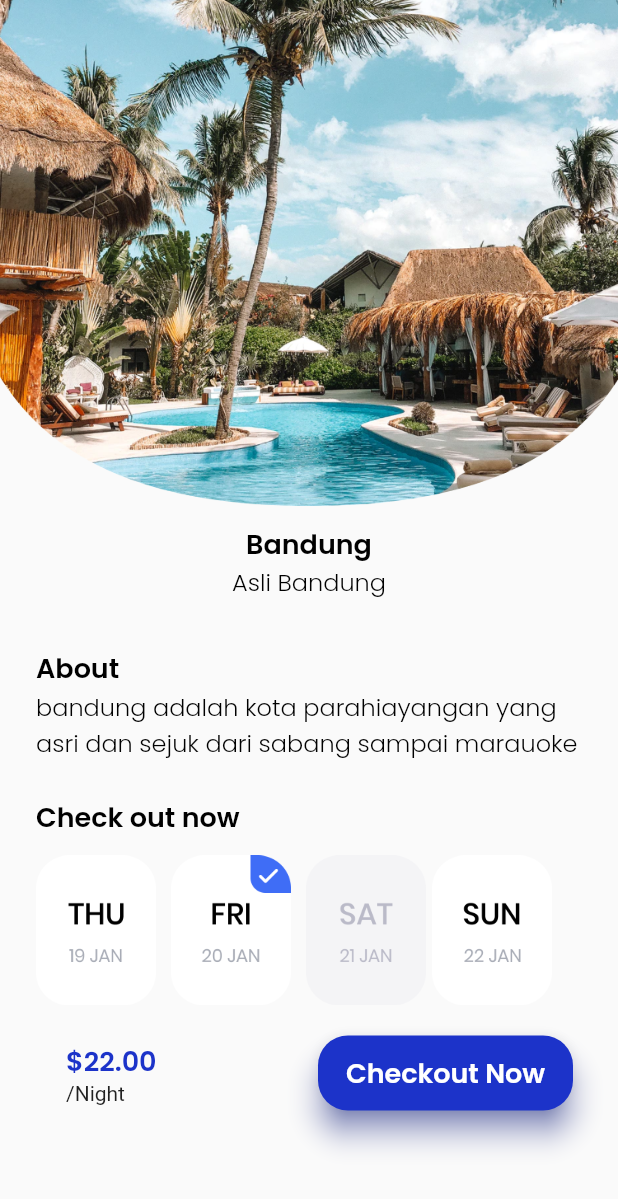
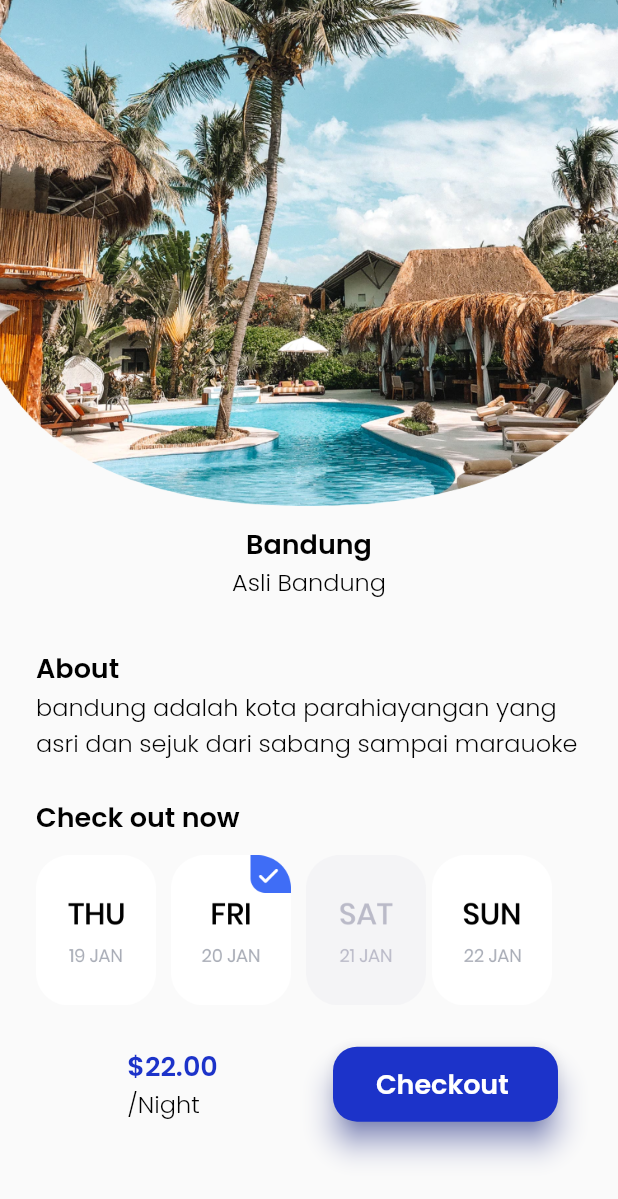
Before and after one commit to syahrizal-alisadikin/Flutter-SevenDays, a Flutter app: the screen it shows after launch, on a phone screen of 412 x 824 dp. Shown: the top 1199 px of the screen. Run offline on Flutter 3.47's test engine with Material 2 defaults, Android fonts, the phone set to English and light mode, and no system bars; our stand-ins replace google_fonts.

Commit message:
finish course flutter

```diff
--- a/lib/pages/random_two.dart
+++ b/lib/pages/random_two.dart
@@ -84,27 +84,78 @@ class RandomTwo extends StatelessWidget {
                   ],
                 ),
                 SizedBox(height: 20),
-                Padding(
-                  padding: const EdgeInsets.only(left: 20.0, right: 6),
-                  child: Row(
-                    mainAxisAlignment: MainAxisAlignment.spaceBetween,
-                    children: [
-                      Column(
+                // Padding(
+                //   padding: const EdgeInsets.only(left: 20.0, right: 6),
+                //   child: Row(
+                //     mainAxisAlignment: MainAxisAlignment.spaceBetween,
+                //     children: [
+                //       Column(
+                //         crossAxisAlignment: CrossAxisAlignment.start,
+                //         children: [
+                //           Text(
+                //             "\$22.00",
+                //             style: GoogleFonts.poppins(
+                //               color: Color.fromARGB(255, 28, 51, 201),
+                //               fontSize: 18,
+                //               fontWeight: FontWeight.w600,
+                //             ),
+                //           ),
+                //           Text("/Night"),
+                //         ],
+                //       ),
+                //       Container(
+                //         width: 170,
+                //         height: 50,
+                //         child: TextButton(
+                //           style: TextButton.styleFrom(
+                //             shadowColor: Color.fromARGB(255, 28, 51, 201),
+                //             elevation: 8,
+                //             backgroundColor: Color.fromARGB(255, 28, 51, 201),
+                //             shape: RoundedRectangleBorder(
+                //               borderRadius: BorderRadius.circular(20),
+                //             ),
+                //           ),
+                //           onPressed: () {},
+                //           child: Text(
+                //             "Checkout Now",
+                //             style: GoogleFonts.poppins(
+                //               color: Color(0xffffffff),
+                //               fontSize: 18,
+                //               fontWeight: FontWeight.w600,
+                //             ),
+                //           ),
+                //         ),
+                //       ),
+                //     ],
+                //   ),
+                // )
+                BottomNavigationBar(
+                  elevation: 0,
+                  type: BottomNavigationBarType.fixed,
+                  items: <BottomNavigationBarItem>[
+                    BottomNavigationBarItem(
+                      icon: Column(
                         crossAxisAlignment: CrossAxisAlignment.start,
                         children: [
-                          Text(
-                            "\$22.00",
+                          Text("\$22.00",
                               style: GoogleFonts.poppins(
                                 color: Color.fromARGB(255, 28, 51, 201),
                                 fontSize: 18,
                                 fontWeight: FontWeight.w600,
-                            ),
-                          ),
-                          Text("/Night"),
+                              )),
+                          Text("/Night",
+                              style: GoogleFonts.poppins(
+                                color: Color(0xff000000),
+                                fontSize: 16,
+                                fontWeight: FontWeight.w300,
+                              )),
                         ],
                       ),
-                      Container(
-                        width: 170,
+                      label: "",
+                    ),
+                    BottomNavigationBarItem(
+                      icon: Container(
+                        width: 150,
                         height: 50,
                         child: TextButton(
                           style: TextButton.styleFrom(
@@ -112,22 +163,21 @@ class RandomTwo extends StatelessWidget {
                             elevation: 8,
                             backgroundColor: Color.fromARGB(255, 28, 51, 201),
                             shape: RoundedRectangleBorder(
-                              borderRadius: BorderRadius.circular(20),
+                              borderRadius: BorderRadius.circular(16),
                             ),
                           ),
                           onPressed: () {},
-                          child: Text(
-                            "Checkout Now",
+                          child: Text("Checkout ",
                               style: GoogleFonts.poppins(
                                 color: Color(0xffffffff),
                                 fontSize: 18,
                                 fontWeight: FontWeight.w600,
+                              )),
                         ),
                       ),
-                        ),
+                      label: "",
                     ),
                   ],
-                  ),
                 )
               ],
             ),
```
Lines whose indentation alone changed are shown as unchanged.
